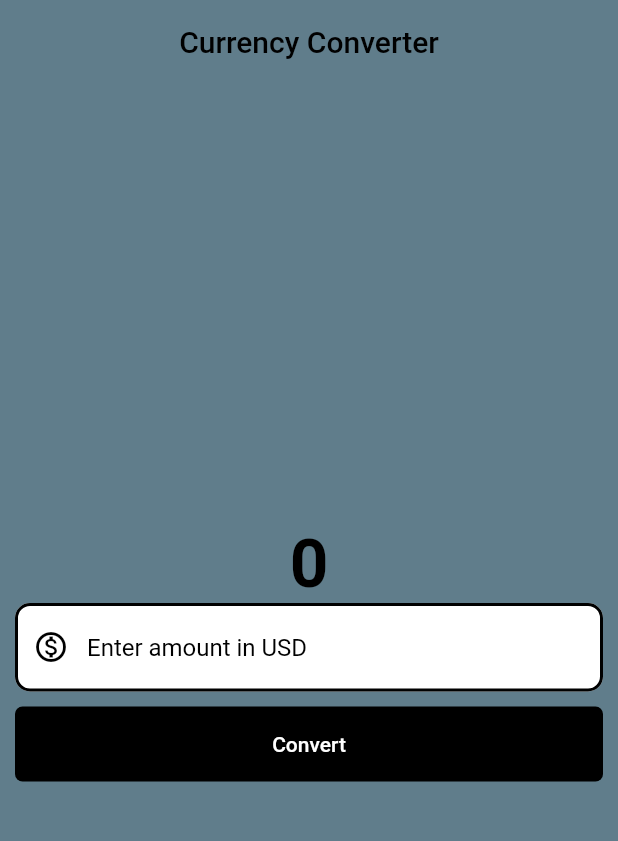
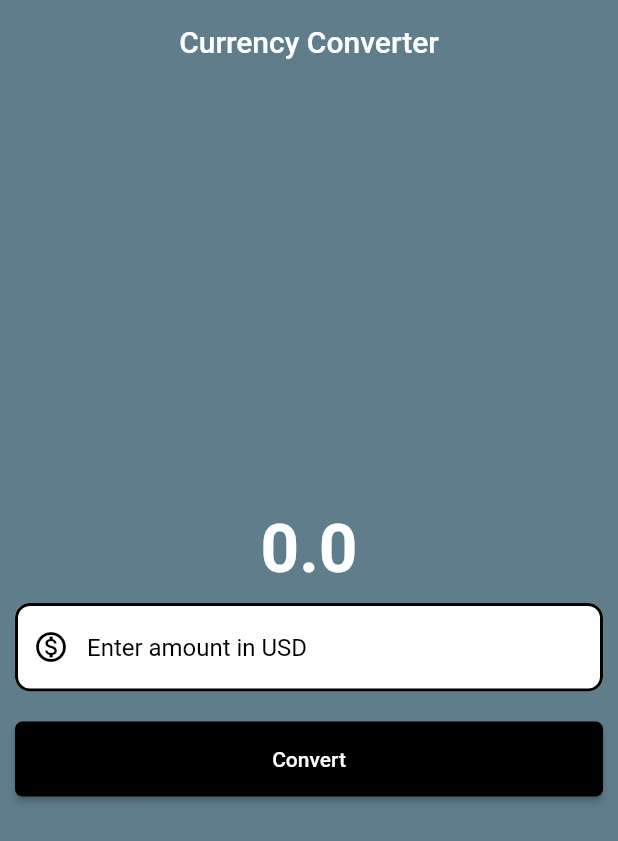
Before and after one commit to Chukwujekwu1/currency_converter_app, a Flutter app: the screen it shows after launch, after a tap on "Convert", on a phone screen of 412 x 824 dp. Shown: the top 841 px of the screen. Run offline on Flutter 3.47's test engine with Material 2 defaults, Android fonts, the phone set to English and light mode, and no system bars.

```diff
--- a/lib/currency_converter_material_page.dart
+++ b/lib/currency_converter_material_page.dart
@@ -1,11 +1,17 @@
-import 'package:flutter/foundation.dart';
 import 'package:flutter/material.dart';
+
+//! 1. create a variable that stores the converted currency value
+//! 2. create a function that multiplys the value given in the text fieild by the exchange rate
+//! 3. store the value in the variable that we created
+//! 4. display the variable
 
 class CurrencyConverterMaterialPage extends StatelessWidget {
   const CurrencyConverterMaterialPage({super.key});
 
   @override
   Widget build(BuildContext context) {
+    double result = 0;
+    final TextEditingController textEditingController = TextEditingController();
     final border = OutlineInputBorder(
       borderSide: const BorderSide(
         color: Colors.black,
@@ -16,13 +22,13 @@ class CurrencyConverterMaterialPage extends StatelessWidget {
       borderRadius: BorderRadius.circular(10),
     );
 
-    //!
+    //
     return Scaffold(
       appBar: AppBar(
         title: const Text(
           "Currency Converter",
           style: TextStyle(
-            color: Colors.black,
+            color: Colors.white,
           ),
         ),
         backgroundColor: Colors.blueGrey,
@@ -34,17 +40,20 @@ class CurrencyConverterMaterialPage extends StatelessWidget {
         child: Column(
           mainAxisAlignment: MainAxisAlignment.center,
           children: [
-            const Text(
-              '0',
-              style: TextStyle(
+            // to convert from int to string you use the value.toString method
+            // to convert from string to int or double uses datatype.parse() method
+             Text(
+             result.toString() ,
+              style: const TextStyle(
                 fontSize: 45,
                 fontWeight: FontWeight.bold,
-                color: Colors.black,
+                color: Colors.white,
               ),
             ),
             Padding(
-              padding: const EdgeInsets.symmetric(horizontal: 10.0),
+              padding: const EdgeInsets.all(10.0),
               child: TextField(
+                controller: textEditingController,
                 style: const TextStyle(
                   color: Colors.black,
                 ),
@@ -69,18 +78,16 @@ class CurrencyConverterMaterialPage extends StatelessWidget {
               ),
             ),
 
-            ///! they are two types of button elevated and text button in flutter
-            ///! elevatedbuttton has shadow while textbutton does not
+            /// they are two types of button elevated and text button in flutter
+            /// elevatedbuttton has shadow while textbutton does not
             Padding(
               padding: const EdgeInsets.all(10.0),
-              child: TextButton(
+              child: ElevatedButton(
                 onPressed: () {
-                  //! types on mode debug, release, profile
-                  if (kDebugMode) {
-                    debugPrint('Button Clicked');
-                  }
+                  // types on mode debug, release, profile
+                  result = double.parse(textEditingController.text)* 81;
                 },
-                style: TextButton.styleFrom(
+                style: ElevatedButton.styleFrom(
                   backgroundColor: Colors.black,
                   foregroundColor: Colors.white,
                   minimumSize: const Size(double.infinity, 50),
```
